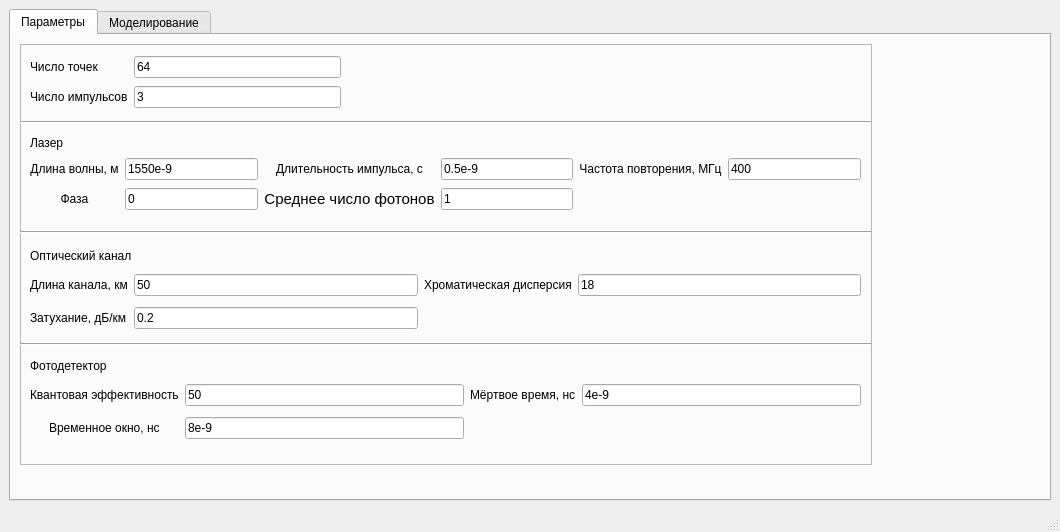
Qt form mainwindow.ui (Yorick2014/SimQC) before a commit.
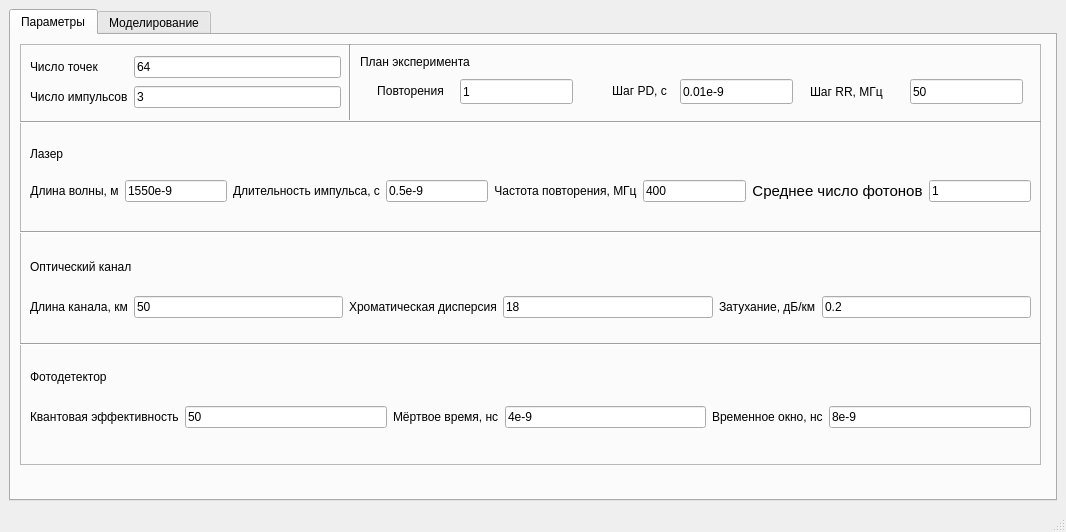
The same form after that commit. Custom widgets are drawn as their Qt base class.

Commit message: feat: добавил повторение эксперимента

What changed in the file:
```diff
--- a/mainwindow.ui
+++ b/mainwindow.ui
@@ -6,7 +6,7 @@
    <rect>
     <x>0</x>
     <y>0</y>
-    <width>1060</width>
+    <width>1066</width>
     <height>532</height>
    </rect>
   </property>
@@ -92,7 +92,7 @@
          <rect>
           <x>9</x>
           <y>9</y>
-          <width>852</width>
+          <width>1021</width>
           <height>421</height>
          </rect>
         </property>
@@ -159,7 +159,7 @@
           <rect>
            <x>0</x>
            <y>70</y>
-           <width>851</width>
+           <width>1021</width>
            <height>16</height>
           </rect>
          </property>
@@ -178,33 +178,12 @@
           <rect>
            <x>10</x>
            <y>90</y>
-           <width>831</width>
+           <width>1001</width>
            <height>81</height>
           </rect>
          </property>
          <layout class="QGridLayout" name="gridLayout_3">
-          <item row="1" column="0">
-           <widget class="QLabel" name="label_5">
-            <property name="text">
-             <string>&lt;html&gt;&lt;head/&gt;&lt;body&gt;&lt;p align=&quot;center&quot;&gt;Длина волны, м&lt;/p&gt;&lt;/body&gt;&lt;/html&gt;</string>
-            </property>
-           </widget>
-          </item>
-          <item row="2" column="1">
-           <widget class="QLineEdit" name="lineEdit_phase">
-            <property name="text">
-             <string>0</string>
-            </property>
-           </widget>
-          </item>
-          <item row="1" column="2">
-           <widget class="QLabel" name="label_17">
-            <property name="text">
-             <string>&lt;html&gt;&lt;head/&gt;&lt;body&gt;&lt;p align=&quot;center&quot;&gt;Длительность импульса, с&lt;/p&gt;&lt;/body&gt;&lt;/html&gt;</string>
-            </property>
-           </widget>
-          </item>
-          <item row="2" column="2">
+          <item row="1" column="6">
            <widget class="QLabel" name="label_19">
             <property name="text">
              <string>&lt;!DOCTYPE HTML PUBLIC &quot;-//W3C//DTD HTML 4.0//EN&quot; &quot;http://www.w3.org/TR/REC-html40/strict.dtd&quot;&gt;
@@ -215,10 +194,10 @@
             </property>
            </widget>
           </item>
-          <item row="1" column="1">
-           <widget class="QLineEdit" name="lineEdit_centralWavelength">
+          <item row="1" column="2">
+           <widget class="QLabel" name="label_17">
             <property name="text">
-             <string>1550e-9</string>
+             <string>&lt;html&gt;&lt;head/&gt;&lt;body&gt;&lt;p align=&quot;center&quot;&gt;Длительность импульса, с&lt;/p&gt;&lt;/body&gt;&lt;/html&gt;</string>
             </property>
            </widget>
           </item>
@@ -229,24 +208,24 @@
             </property>
            </widget>
           </item>
-          <item row="2" column="3">
+          <item row="1" column="1">
+           <widget class="QLineEdit" name="lineEdit_centralWavelength">
+            <property name="text">
+             <string>1550e-9</string>
+            </property>
+           </widget>
+          </item>
+          <item row="1" column="7">
            <widget class="QLineEdit" name="lineEdit_averageCountPh">
             <property name="text">
              <string>1</string>
             </property>
            </widget>
           </item>
-          <item row="2" column="0">
-           <widget class="QLabel" name="label_18">
+          <item row="1" column="0">
+           <widget class="QLabel" name="label_5">
             <property name="text">
-             <string>&lt;html&gt;&lt;head/&gt;&lt;body&gt;&lt;p align=&quot;center&quot;&gt;Фаза&lt;/p&gt;&lt;/body&gt;&lt;/html&gt;</string>
-            </property>
-           </widget>
-          </item>
-          <item row="1" column="4">
-           <widget class="QLabel" name="label_20">
-            <property name="text">
-             <string>&lt;html&gt;&lt;head/&gt;&lt;body&gt;&lt;p align=&quot;center&quot;&gt;Частота повторения, МГц&lt;/p&gt;&lt;/body&gt;&lt;/html&gt;</string>
+             <string>&lt;html&gt;&lt;head/&gt;&lt;body&gt;&lt;p align=&quot;center&quot;&gt;Длина волны, м&lt;/p&gt;&lt;/body&gt;&lt;/html&gt;</string>
             </property>
            </widget>
           </item>
@@ -257,7 +236,14 @@
             </property>
            </widget>
           </item>
-          <item row="0" column="0" colspan="6">
+          <item row="1" column="4">
+           <widget class="QLabel" name="label_20">
+            <property name="text">
+             <string>&lt;html&gt;&lt;head/&gt;&lt;body&gt;&lt;p align=&quot;center&quot;&gt;Частота повторения, МГц&lt;/p&gt;&lt;/body&gt;&lt;/html&gt;</string>
+            </property>
+           </widget>
+          </item>
+          <item row="0" column="0" colspan="7">
            <widget class="QLabel" name="label_25">
             <property name="enabled">
              <bool>true</bool>
@@ -280,22 +266,21 @@
           <rect>
            <x>10</x>
            <y>200</y>
-           <width>831</width>
+           <width>1001</width>
            <height>90</height>
           </rect>
          </property>
          <layout class="QGridLayout" name="gridLayout_4">
-          <item row="2" column="1">
-           <widget class="QLineEdit" name="lineEdit_att">
-            <property name="text">
-             <string>0.2</string>
+          <item row="0" column="0" colspan="3">
+           <widget class="QLabel" name="label_16">
+            <property name="sizePolicy">
+             <sizepolicy hsizetype="Fixed" vsizetype="Fixed">
+              <horstretch>0</horstretch>
+              <verstretch>0</verstretch>
+             </sizepolicy>
             </property>
-           </widget>
-          </item>
-          <item row="1" column="1">
-           <widget class="QLineEdit" name="lineEdit_length">
             <property name="text">
-             <string>50</string>
+             <string>Оптический канал</string>
             </property>
            </widget>
           </item>
@@ -313,10 +298,17 @@
             </property>
            </widget>
           </item>
-          <item row="2" column="0" alignment="Qt::AlignHCenter">
-           <widget class="QLabel" name="label_23">
+          <item row="1" column="5">
+           <widget class="QLineEdit" name="lineEdit_att">
             <property name="text">
-             <string>Затухание, дБ/км</string>
+             <string>0.2</string>
+            </property>
+           </widget>
+          </item>
+          <item row="1" column="1">
+           <widget class="QLineEdit" name="lineEdit_length">
+            <property name="text">
+             <string>50</string>
             </property>
            </widget>
           </item>
@@ -327,16 +319,10 @@
             </property>
            </widget>
           </item>
-          <item row="0" column="0" colspan="3">
-           <widget class="QLabel" name="label_16">
-            <property name="sizePolicy">
-             <sizepolicy hsizetype="Fixed" vsizetype="Fixed">
-              <horstretch>0</horstretch>
-              <verstretch>0</verstretch>
-             </sizepolicy>
-            </property>
+          <item row="1" column="4">
+           <widget class="QLabel" name="label_23">
             <property name="text">
-             <string>Оптический канал</string>
+             <string>Затухание, дБ/км</string>
             </property>
            </widget>
           </item>
@@ -347,7 +333,7 @@
           <rect>
            <x>0</x>
            <y>180</y>
-           <width>851</width>
+           <width>1021</width>
            <height>16</height>
           </rect>
          </property>
@@ -366,7 +352,7 @@
           <rect>
            <x>0</x>
            <y>280</y>
-           <width>851</width>
+           <width>1021</width>
            <height>40</height>
           </rect>
          </property>
@@ -385,22 +371,21 @@
           <rect>
            <x>10</x>
            <y>310</y>
-           <width>831</width>
+           <width>1001</width>
            <height>90</height>
           </rect>
          </property>
          <layout class="QGridLayout" name="gridLayout_5">
-          <item row="2" column="1">
-           <widget class="QLineEdit" name="lineEdit_time_slot">
-            <property name="text">
-             <string>8e-9</string>
+          <item row="0" column="0" colspan="3">
+           <widget class="QLabel" name="label_21">
+            <property name="sizePolicy">
+             <sizepolicy hsizetype="Fixed" vsizetype="Fixed">
+              <horstretch>0</horstretch>
+              <verstretch>0</verstretch>
+             </sizepolicy>
             </property>
-           </widget>
-          </item>
-          <item row="1" column="1">
-           <widget class="QLineEdit" name="lineEdit_QE">
             <property name="text">
-             <string>50</string>
+             <string>Фотодетектор</string>
             </property>
            </widget>
           </item>
@@ -411,6 +396,13 @@
             </property>
            </widget>
           </item>
+          <item row="1" column="1">
+           <widget class="QLineEdit" name="lineEdit_QE">
+            <property name="text">
+             <string>50</string>
+            </property>
+           </widget>
+          </item>
           <item row="1" column="3">
            <widget class="QLineEdit" name="lineEdit_dead_time">
             <property name="text">
@@ -418,13 +410,6 @@
             </property>
            </widget>
           </item>
-          <item row="2" column="0" alignment="Qt::AlignHCenter">
-           <widget class="QLabel" name="label_27">
-            <property name="text">
-             <string>Временное окно, нс</string>
-            </property>
-           </widget>
-          </item>
           <item row="1" column="0" alignment="Qt::AlignHCenter">
            <widget class="QLabel" name="label_28">
             <property name="text">
@@ -432,21 +417,135 @@
             </property>
            </widget>
           </item>
-          <item row="0" column="0" colspan="3">
-           <widget class="QLabel" name="label_21">
-            <property name="sizePolicy">
-             <sizepolicy hsizetype="Fixed" vsizetype="Fixed">
-              <horstretch>0</horstretch>
-              <verstretch>0</verstretch>
-             </sizepolicy>
+          <item row="1" column="4">
+           <widget class="QLabel" name="label_27">
+            <property name="text">
+             <string>Временное окно, нс</string>
             </property>
+           </widget>
+          </item>
+          <item row="1" column="5">
+           <widget class="QLineEdit" name="lineEdit_time_slot">
             <property name="text">
-             <string>Фотодетектор</string>
+             <string>8e-9</string>
             </property>
            </widget>
           </item>
          </layout>
         </widget>
+        <widget class="Line" name="line">
+         <property name="geometry">
+          <rect>
+           <x>320</x>
+           <y>0</y>
+           <width>20</width>
+           <height>76</height>
+          </rect>
+         </property>
+         <property name="orientation">
+          <enum>Qt::Vertical</enum>
+         </property>
+        </widget>
+        <widget class="QLabel" name="label_29">
+         <property name="enabled">
+          <bool>true</bool>
+         </property>
+         <property name="geometry">
+          <rect>
+           <x>340</x>
+           <y>10</y>
+           <width>141</width>
+           <height>16</height>
+          </rect>
+         </property>
+         <property name="sizePolicy">
+          <sizepolicy hsizetype="Fixed" vsizetype="Fixed">
+           <horstretch>0</horstretch>
+           <verstretch>0</verstretch>
+          </sizepolicy>
+         </property>
+         <property name="text">
+          <string>План эксперимента</string>
+         </property>
+        </widget>
+        <widget class="QLabel" name="label_6">
+         <property name="geometry">
+          <rect>
+           <x>579</x>
+           <y>35</y>
+           <width>81</width>
+           <height>25</height>
+          </rect>
+         </property>
+         <property name="text">
+          <string>&lt;html&gt;&lt;head/&gt;&lt;body&gt;&lt;p align=&quot;center&quot;&gt;Шаг PD, с&lt;/p&gt;&lt;/body&gt;&lt;/html&gt;</string>
+         </property>
+        </widget>
+        <widget class="QLineEdit" name="lineEdit_stepPD">
+         <property name="geometry">
+          <rect>
+           <x>660</x>
+           <y>35</y>
+           <width>113</width>
+           <height>25</height>
+          </rect>
+         </property>
+         <property name="text">
+          <string>0.01e-9</string>
+         </property>
+        </widget>
+        <widget class="QLabel" name="label_3">
+         <property name="geometry">
+          <rect>
+           <x>790</x>
+           <y>39</y>
+           <width>91</width>
+           <height>17</height>
+          </rect>
+         </property>
+         <property name="text">
+          <string>Шаг RR, МГц</string>
+         </property>
+        </widget>
+        <widget class="QLineEdit" name="lineEdit_stepRR">
+         <property name="geometry">
+          <rect>
+           <x>890</x>
+           <y>35</y>
+           <width>113</width>
+           <height>25</height>
+          </rect>
+         </property>
+         <property name="text">
+          <string>50</string>
+         </property>
+        </widget>
+        <widget class="QLabel" name="label_7">
+         <property name="geometry">
+          <rect>
+           <x>340</x>
+           <y>35</y>
+           <width>101</width>
+           <height>25</height>
+          </rect>
+         </property>
+         <property name="text">
+          <string>&lt;html&gt;&lt;head/&gt;&lt;body&gt;&lt;p align=&quot;center&quot;&gt;Повторения&lt;/p&gt;&lt;/body&gt;&lt;/html&gt;</string>
+         </property>
+        </widget>
+        <widget class="QLineEdit" name="lineEdit_repeat">
+         <property name="geometry">
+          <rect>
+           <x>440</x>
+           <y>35</y>
+           <width>113</width>
+           <height>25</height>
+          </rect>
+         </property>
+         <property name="text">
+          <string>1</string>
+         </property>
+        </widget>
        </widget>
       </widget>
       <widget class="QWidget" name="tab_modeling">
@@ -691,7 +790,7 @@
     <rect>
      <x>0</x>
      <y>0</y>
-     <width>1060</width>
+     <width>1066</width>
      <height>22</height>
     </rect>
    </property>
```
The commit also changes 2 other files.
